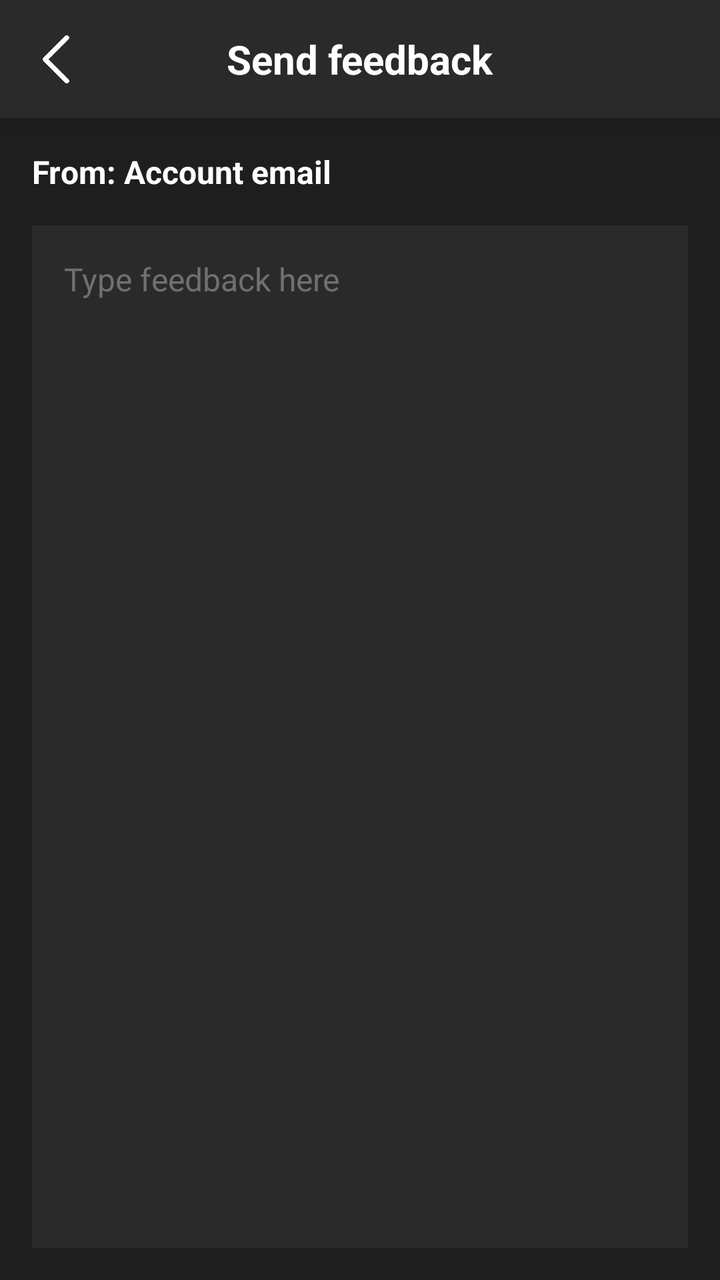
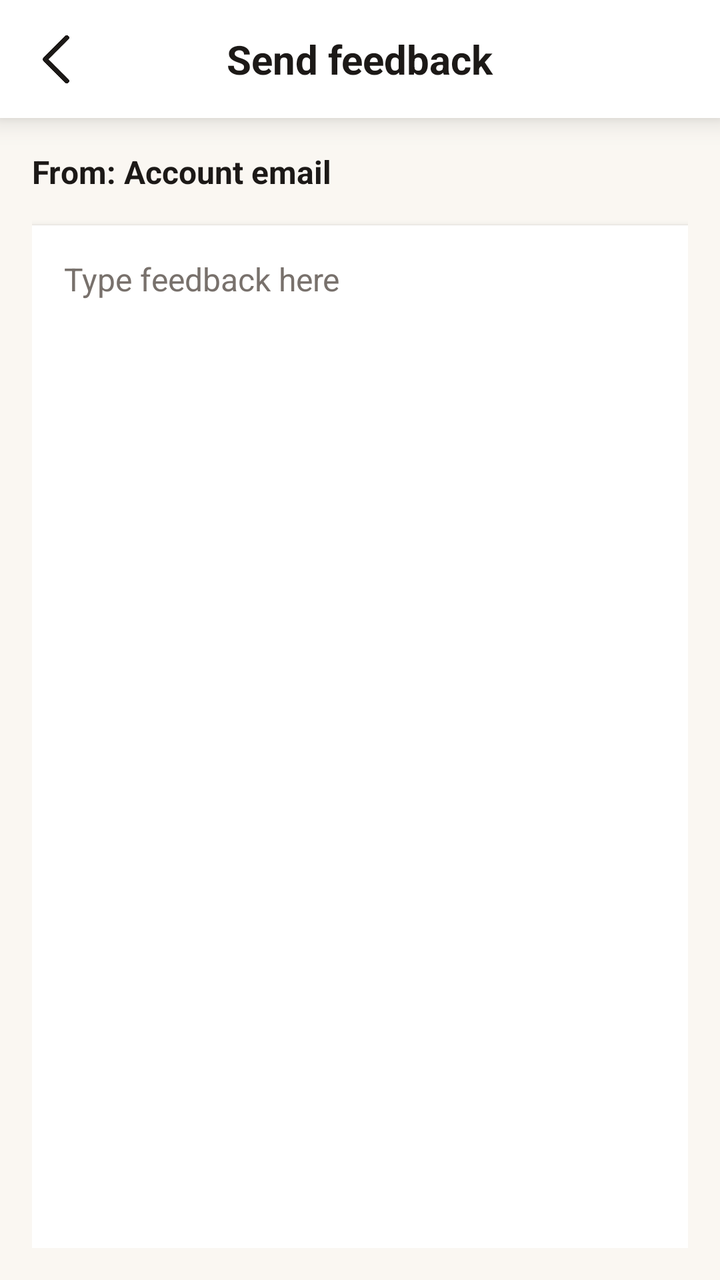

The first picture is an Android layout as it rendered before a commit; the second is the same layout after the commit. The layout source and the unified diff follow.
<!-- AndroidManifest.xml: application theme Theme.RecallLive -->
<!-- res/layout/activity_sendfeedback.xml -->
<?xml version="1.0" encoding="utf-8"?>
<androidx.constraintlayout.widget.ConstraintLayout xmlns:android="http://schemas.android.com/apk/res/android"
    xmlns:app="http://schemas.android.com/apk/res-auto"
    xmlns:tools="http://schemas.android.com/tools"
    android:layout_width="match_parent"
    android:layout_height="match_parent"
    android:background="#1E1E1E">

    
    <androidx.constraintlayout.widget.ConstraintLayout
        android:id="@+id/top_app_bar"
        android:layout_width="match_parent"
        android:layout_height="wrap_content"
        android:background="#2A2A2A"
        android:padding="16dp"
        android:elevation="8dp"
        app:layout_constraintEnd_toEndOf="parent"
        app:layout_constraintStart_toStartOf="parent"
        app:layout_constraintTop_toTopOf="parent">

        
        <ImageView
            android:id="@+id/iv_back"
            android:layout_width="24dp"
            android:layout_height="24dp"
            android:src="@drawable/ic_arrow_back"
            android:tint="#FFFFFF"
            android:contentDescription="Back"
            app:layout_constraintBottom_toBottomOf="parent"
            app:layout_constraintStart_toStartOf="parent"
            app:layout_constraintTop_toTopOf="parent" />

        
        <TextView
            android:id="@+id/tv_feedback_title"
            android:layout_width="wrap_content"
            android:layout_height="wrap_content"
            android:text="Send feedback"
            android:textColor="#FFFFFF"
            android:textSize="20sp"
            android:textStyle="bold"
            app:layout_constraintBottom_toBottomOf="parent"
            app:layout_constraintEnd_toEndOf="parent"
            app:layout_constraintStart_toStartOf="parent"
            app:layout_constraintTop_toTopOf="parent" />

    </androidx.constraintlayout.widget.ConstraintLayout>

    
    <androidx.constraintlayout.widget.ConstraintLayout
        android:id="@+id/content_area"
        android:layout_width="0dp"
        android:layout_height="0dp"
        android:padding="16dp"
        app:layout_constraintBottom_toBottomOf="parent"
        app:layout_constraintEnd_toEndOf="parent"
        app:layout_constraintStart_toStartOf="parent"
        app:layout_constraintTop_toBottomOf="@+id/top_app_bar">

        
        <TextView
            android:id="@+id/tv_from_label"
            android:layout_width="wrap_content"
            android:layout_height="wrap_content"
            android:text="From: Account email"
            android:textColor="#FFFFFF"
            android:textSize="16sp"
            android:textStyle="bold"
            app:layout_constraintStart_toStartOf="parent"
            app:layout_constraintTop_toTopOf="parent" />

        
        <EditText
            android:id="@+id/et_feedback"
            android:layout_width="0dp"
            android:layout_height="0dp"
            android:layout_marginTop="16dp"
            android:background="#2A2A2A"
            android:elevation="2dp"
            android:gravity="top|start"
            android:hint="Type feedback here"
            android:inputType="textMultiLine|textCapSentences"
            android:padding="16dp"
            android:textColor="#FFFFFF"
            android:textColorHint="#707070"
            android:textSize="16sp"
            app:layout_constraintBottom_toBottomOf="parent"
            app:layout_constraintEnd_toEndOf="parent"
            app:layout_constraintStart_toStartOf="parent"
            app:layout_constraintTop_toBottomOf="@+id/tv_from_label" />

    </androidx.constraintlayout.widget.ConstraintLayout>

</androidx.constraintlayout.widget.ConstraintLayout>
<!-- resources referenced by this layout -->
<resources>
  <!-- drawable ic_arrow_back: png bitmap (drawable, 2754 bytes) -->
  <style name="Theme.RecallLive" parent="Base.Theme.RecallLive" />
  <style name="Base.Theme.RecallLive" parent="Theme.Material3.DayNight.NoActionBar">
          
          
      </style>
</resources>

<!-- the commit's change to res/layout/activity_sendfeedback.xml (unified diff, before → after) -->
@@ -4,14 +4,14 @@
     xmlns:tools="http://schemas.android.com/tools"
     android:layout_width="match_parent"
     android:layout_height="match_parent"
-    android:background="#1E1E1E">
+    android:background="#FAF7F2">
 
     
     <androidx.constraintlayout.widget.ConstraintLayout
         android:id="@+id/top_app_bar"
         android:layout_width="match_parent"
         android:layout_height="wrap_content"
-        android:background="#2A2A2A"
+        android:background="#FFFFFF"
         android:padding="16dp"
         android:elevation="8dp"
         app:layout_constraintEnd_toEndOf="parent"
@@ -24,7 +24,7 @@
             android:layout_width="24dp"
             android:layout_height="24dp"
             android:src="@drawable/ic_arrow_back"
-            android:tint="#FFFFFF"
+            android:tint="#1C1917"
             android:contentDescription="Back"
             app:layout_constraintBottom_toBottomOf="parent"
             app:layout_constraintStart_toStartOf="parent"
@@ -36,7 +36,7 @@
             android:layout_width="wrap_content"
             android:layout_height="wrap_content"
             android:text="Send feedback"
-            android:textColor="#FFFFFF"
+            android:textColor="#1C1917"
             android:textSize="20sp"
             android:textStyle="bold"
             app:layout_constraintBottom_toBottomOf="parent"
@@ -63,7 +63,7 @@
             android:layout_width="wrap_content"
             android:layout_height="wrap_content"
             android:text="From: Account email"
-            android:textColor="#FFFFFF"
+            android:textColor="#1C1917"
             android:textSize="16sp"
             android:textStyle="bold"
             app:layout_constraintStart_toStartOf="parent"
@@ -75,14 +75,14 @@
             android:layout_width="0dp"
             android:layout_height="0dp"
             android:layout_marginTop="16dp"
-            android:background="#2A2A2A"
+            android:background="#FFFFFF"
             android:elevation="2dp"
             android:gravity="top|start"
             android:hint="Type feedback here"
             android:inputType="textMultiLine|textCapSentences"
             android:padding="16dp"
-            android:textColor="#FFFFFF"
-            android:textColorHint="#707070"
+            android:textColor="#1C1917"
+            android:textColorHint="#78716C"
             android:textSize="16sp"
             app:layout_constraintBottom_toBottomOf="parent"
             app:layout_constraintEnd_toEndOf="parent"
